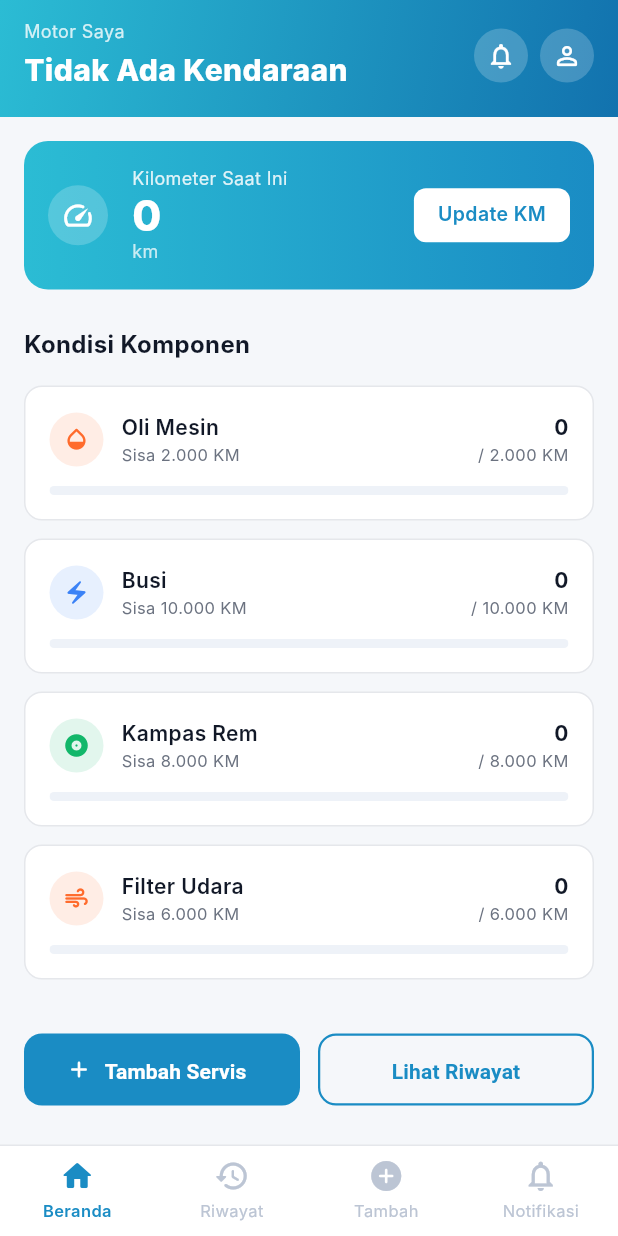
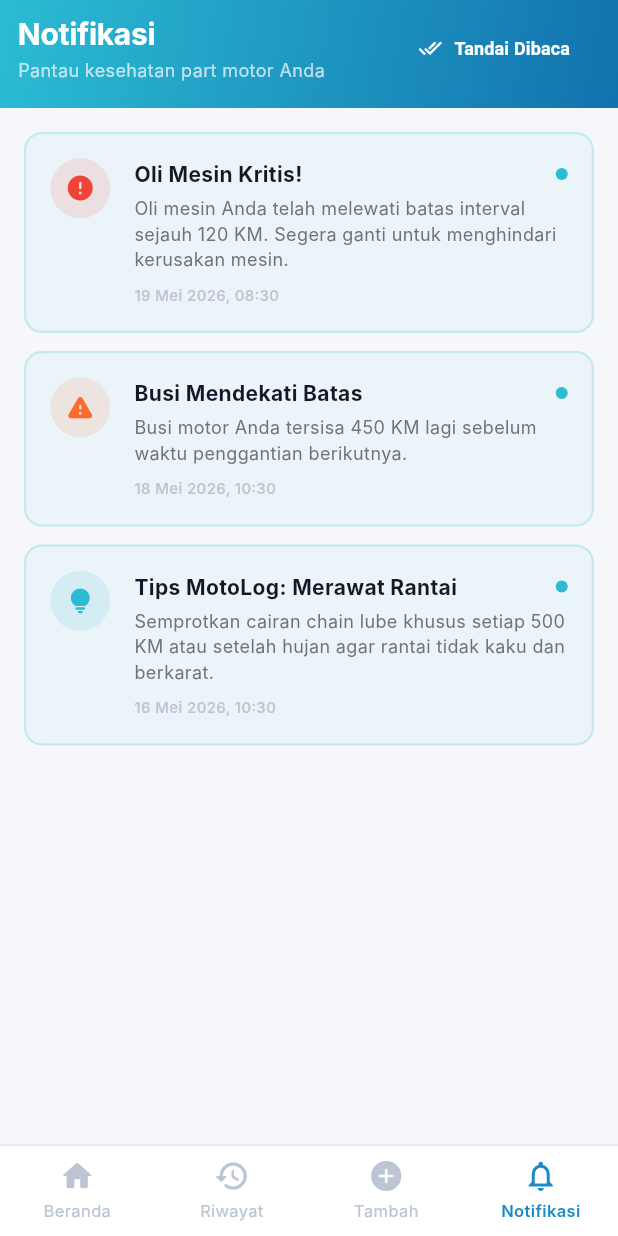
Before and after one commit to muhtsabit/motolog_app, a Flutter app: the ServiceHistoryScreen screen opened by its route, after a tap on the "notifications" icon, on a phone screen of 412 x 824 dp. Run offline on Flutter 3.47's test engine with Material 3 defaults, Android fonts, the phone set to English and light mode, and no system bars; accounts and stored records are empty; Roboto replaces fonts that are missing (Inter).

Commit message:
Tambah halaman notif (hardcore mb)

```diff
--- a/lib/core/services/mock_db.dart
+++ b/lib/core/services/mock_db.dart
@@ -11,6 +11,7 @@
 
 import '../../models/motor_model.dart';
 import '../../models/service_model.dart';
+import '../../models/notification_model.dart';
 
 abstract class MockDB {
   // ── Users ─────────────────────────────────────────────
@@ -48,4 +49,31 @@ abstract class MockDB {
     'Vespa',
     'Lainnya',
   ];
+
+  static final List<NotificationModel> notifications = [
+    NotificationModel(
+      id: 'notif_1',
+      title: 'Oli Mesin Kritis!',
+      message:
+          'Oli mesin Anda telah melewati batas interval sejauh 120 KM. Segera ganti untuk menghindari kerusakan mesin.',
+      type: NotificationType.critical,
+      dateTime: DateTime.now().subtract(const Duration(hours: 2)),
+    ),
+    NotificationModel(
+      id: 'notif_2',
+      title: 'Busi Mendekati Batas',
+      message:
+          'Busi motor Anda tersisa 450 KM lagi sebelum waktu penggantian berikutnya.',
+      type: NotificationType.warning,
+      dateTime: DateTime.now().subtract(const Duration(days: 1)),
+    ),
+    NotificationModel(
+      id: 'notif_3',
+      title: 'Tips MotoLog: Merawat Rantai',
+      message:
+          'Semprotkan cairan chain lube khusus setiap 500 KM atau setelah hujan agar rantai tidak kaku dan berkarat.',
+      type: NotificationType.info,
+      dateTime: DateTime.now().subtract(const Duration(days: 3)),
+    ),
+  ];
 }
--- a/lib/core/state/app_state.dart
+++ b/lib/core/state/app_state.dart
@@ -15,6 +15,7 @@ import 'package:flutter/foundation.dart';
 import '../services/mock_db.dart'; // Pastikan path ini benar mengarah ke mock_db.dart yang diisi data
 import '../../models/motor_model.dart';
 import '../../models/service_model.dart';
+import '../../models/notification_model.dart';
 
 // ── Simple user model ─────────────────────────────────────────────────────────
 class AppUser {
@@ -186,6 +187,26 @@ class AppState extends ChangeNotifier {
     notifyListeners();
   }
 
+  List<NotificationModel> get notifications => MockDB.notifications;
+
+  int get unreadNotificationCount =>
+      MockDB.notifications.where((n) => !n.isRead).length;
+
+  void markAllNotificationsAsRead() {
+    for (var notif in MockDB.notifications) {
+      notif.isRead = true;
+    }
+    notifyListeners();
+  }
+
+  void markNotificationAsRead(String id) {
+    final idx = MockDB.notifications.indexWhere((n) => n.id == id);
+    if (idx != -1) {
+      MockDB.notifications[idx].isRead = true;
+      notifyListeners();
+    }
+  }
+
   // ── Internal helpers ───────────────────────────────────
 
   void _loadMotors(String userId) {
--- a/lib/features/dashboard/dashboard_screen.dart
+++ b/lib/features/dashboard/dashboard_screen.dart
@@ -178,7 +178,6 @@ class _DashboardScreenState extends State<DashboardScreen> {
                 ),
               ),
 
-              // KODE TERBARU YANG SUDAH TERINTEGRASI NAVIGASI:
               DashboardBottomNav(
                 selectedIndex: _selectedIndex,
                 onTap: (i) {
--- a/lib/features/dashboard/widgets/dashboard_app_bar.dart
+++ b/lib/features/dashboard/widgets/dashboard_app_bar.dart
@@ -54,7 +54,12 @@ class DashboardAppBar extends StatelessWidget {
               ],
             ),
           ),
-          _AppBarIconButton(icon: Icons.notifications_outlined, onTap: () {}),
+          _AppBarIconButton(
+            icon: Icons.notifications_outlined,
+            onTap: () {
+              Navigator.pushNamed(context, AppRoutes.reminder);
+            },
+          ),
           const SizedBox(width: AppConstants.spaceXS),
           _AppBarIconButton(
             icon: Icons.person_outline_rounded,
--- /dev/null
+++ b/lib/features/notification/notification_screen.dart
@@ -0,0 +1,323 @@
+// lib/features/notification/notification_screen.dart
+
+import 'package:flutter/material.dart';
+import 'package:intl/intl.dart';
+import '../../core/constants/app_constants.dart';
+import '../../core/constants/app_routes.dart';
+import '../../core/theme/app_colors.dart';
+import '../../core/state/app_state.dart';
+import '../../models/notification_model.dart';
+import '../dashboard/widgets/dashboard_bottom_nav.dart'; // Re-use botnav lama
+
+class NotificationScreen extends StatefulWidget {
+  const NotificationScreen({super.key});
+
+  @override
+  State<NotificationScreen> createState() => _NotificationScreenState();
+}
+
+class _NotificationScreenState extends State<NotificationScreen> {
+  final int _selectedNav = 3; // Tab Notifikasi Aktif
+
+  @override
+  Widget build(BuildContext context) {
+    final screenWidth = MediaQuery.sizeOf(context).width;
+    final contentWidth = screenWidth > 520 ? 480.0 : screenWidth - 32.0;
+    final hPad = (screenWidth - contentWidth) / 2;
+
+    return Scaffold(
+      backgroundColor: AppColors.background,
+      body: ListenableBuilder(
+        listenable: AppState.instance,
+        builder: (context, _) {
+          final notifList = AppState.instance.notifications;
+
+          return Column(
+            children: [
+              // ── AppBar Gradient ───────────────────────────
+              _NotificationAppBar(
+                hPad: hPad,
+                hasUnread: AppState.instance.unreadNotificationCount > 0,
+                onReadAll: () => AppState.instance.markAllNotificationsAsRead(),
+              ),
+
+              // ── Main Content ──────────────────────────────
+              Expanded(
+                child: notifList.isEmpty
+                    ? const _EmptyNotificationState()
+                    : ListView.builder(
+                        padding: EdgeInsets.fromLTRB(
+                          hPad,
+                          AppConstants.spaceMD,
+                          hPad,
+                          MediaQuery.paddingOf(context).bottom +
+                              AppConstants.spaceLG,
+                        ),
+                        itemCount: notifList.length,
+                        itemBuilder: (context, i) {
+                          final notif = notifList[i];
+                          return _NotificationCard(
+                            notification: notif,
+                            onTap: () => AppState.instance
+                                .markNotificationAsRead(notif.id),
+                          );
+                        },
+                      ),
+              ),
+
+              // ── Bottom Navigation Bar ─────────────────────
+              DashboardBottomNav(
+                selectedIndex: _selectedNav,
+                onTap: (i) {
+                  if (i == 0)
+                    Navigator.pushReplacementNamed(
+                      context,
+                      AppRoutes.dashboard,
+                    );
+                  if (i == 1)
+                    Navigator.pushReplacementNamed(
+                      context,
+                      AppRoutes.serviceHistory,
+                    );
+                  if (i == 2)
+                    Navigator.pushNamed(context, AppRoutes.addService);
+                },
+              ),
+            ],
+          );
+        },
+      ),
+    );
+  }
+}
+
+// ── SUB-WIDGET: APP BAR ──────────────────────────────────────────────────────
+class _NotificationAppBar extends StatelessWidget {
+  final double hPad;
+  final bool hasUnread;
+  final VoidCallback onReadAll;
+
+  const _NotificationAppBar({
+    required this.hPad,
+    required this.hasUnread,
+    required this.onReadAll,
+  });
+
+  @override
+  Widget build(BuildContext context) {
+    return Container(
+      width: double.infinity,
+      decoration: const BoxDecoration(
+        gradient: LinearGradient(
+          begin: Alignment.topLeft,
+          end: Alignment.bottomRight,
+          colors: [Color(0xFF2BBCD4), Color(0xFF1272AE)],
+        ),
+      ),
+      padding: EdgeInsets.fromLTRB(
+        AppConstants.spaceSM,
+        MediaQuery.paddingOf(context).top + AppConstants.spaceXS,
+        hPad,
+        AppConstants.spaceMD,
+      ),
+      child: Row(
+        mainAxisAlignment: MainAxisAlignment.spaceBetween,
+        children: [
+          const Column(
+            crossAxisAlignment: CrossAxisAlignment.start,
+            children: [
+              Text(
+                'Notifikasi',
+                style: TextStyle(
+                  fontSize: 20,
+                  fontWeight: FontWeight.w700,
+                  color: Colors.white,
+                  letterSpacing: -0.2,
+                ),
+              ),
+              Text(
+                'Pantau kesehatan part motor Anda',
+                style: TextStyle(fontSize: 12, color: Colors.white70),
+              ),
+            ],
+          ),
+          if (hasUnread)
+            TextButton.icon(
+              onPressed: onReadAll,
+              icon: const Icon(
+                Icons.done_all_rounded,
+                color: Colors.white,
+                size: 16,
+              ),
+              label: const Text(
+                'Tandai Dibaca',
+                style: TextStyle(
+                  color: Colors.white,
+                  fontSize: 12,
+                  fontWeight: FontWeight.w600,
+                ),
+              ),
+            ),
+        ],
+      ),
+    );
+  }
+}
+
+// ── SUB-WIDGET: NOTIFICATION CARD ITEM ───────────────────────────────────────
+class _NotificationCard extends StatelessWidget {
+  final NotificationModel notification;
+  final VoidCallback onTap;
+
+  const _NotificationCard({required this.notification, required this.onTap});
+
+  @override
+  Widget build(BuildContext context) {
+    return GestureDetector(
+      onTap: onTap,
+      child: AnimatedContainer(
+        duration: const Duration(milliseconds: 200),
+        margin: const EdgeInsets.only(bottom: AppConstants.spaceSM),
+        padding: const EdgeInsets.all(AppConstants.spaceMD),
+        decoration: BoxDecoration(
+          // Jika belum dibaca, beri background biru/teal ultra tipis transparan
+          color: notification.isRead
+              ? Colors.white
+              : const Color(0xFF2BBCD4).withOpacity(0.05),
+          borderRadius: BorderRadius.circular(AppConstants.radiusMD),
+          border: Border.all(
+            color: notification.isRead
+                ? AppColors.border
+                : const Color(0xFF2BBCD4).withOpacity(0.2),
+            width: notification.isRead ? 1.0 : 1.5,
+          ),
+        ),
+        child: Row(
+          crossAxisAlignment: CrossAxisAlignment.start,
+          children: [
+            // Icon Indikator Kategori Bulat melengkung
+            Container(
+              padding: const EdgeInsets.all(10),
+              decoration: BoxDecoration(
+                color: notification.color.withOpacity(0.12),
+                shape: BoxShape.circle,
+              ),
+              child: Icon(
+                notification.icon,
+                color: notification.color,
+                size: 20,
+              ),
+            ),
+            const SizedBox(width: AppConstants.spaceMD),
+
+            // Detail Pesan Teks
+            Expanded(
+              child: Column(
+                crossAxisAlignment: CrossAxisAlignment.start,
+                children: [
+                  Row(
+                    mainAxisAlignment: MainAxisAlignment.spaceBetween,
+                    children: [
+                      Text(
+                        notification.title,
+                        style: TextStyle(
+                          fontSize: 14,
+                          fontWeight: notification.isRead
+                              ? FontWeight.w600
+                              : FontWeight.w700,
+                          color: AppColors.textPrimary,
+                        ),
+                      ),
+                      // Dot penanda belum dibaca di pojok kanan atas judul
+                      if (!notification.isRead)
+                        Container(
+                          width: 8,
+                          height: 8,
+                          decoration: const BoxDecoration(
+                            color: Color(0xFF2BBCD4),
+                            shape: BoxShape.circle,
+                          ),
+                        ),
+                    ],
+                  ),
+                  const SizedBox(height: 4),
+                  Text(
+                    notification.message,
+                    style: const TextStyle(
+                      fontSize: 12,
+                      color: AppColors.textSecondary,
+                      height: 1.4,
+                    ),
+                  ),
+                  const SizedBox(height: 8),
+                  Text(
+                    DateFormat(
+                      'd MMM yyyy, HH:mm',
+                      'id_ID',
+                    ).format(notification.dateTime),
+                    style: const TextStyle(
+                      fontSize: 10,
+                      color: AppColors.textDisabled,
+                      fontWeight: FontWeight.w500,
+                    ),
+                  ),
+                ],
+              ),
+            ),
+          ],
+        ),
+      ),
+    );
+  }
+}
+
+// ── SUB-WIDGET: EMPTY STATE NOTIFIKASI ───────────────────────────────────────
+class _EmptyNotificationState extends StatelessWidget {
+  const _EmptyNotificationState();
+
+  @override
+  Widget build(BuildContext context) {
+    return Center(
+      child: Padding(
+        padding: const EdgeInsets.all(AppConstants.spaceXL),
+        child: Column(
+          mainAxisAlignment: MainAxisAlignment.center,
+          children: [
+            Container(
+              width: 80,
+              height: 80,
+              decoration: BoxDecoration(
+                color: AppColors.primary.withOpacity(0.1),
+                shape: BoxShape.circle,
+              ),
+              child: const Icon(
+                Icons.notifications_none_rounded,
+                color: AppColors.primary,
+                size: 40,
+              ),
+            ),
+            const SizedBox(height: AppConstants.spaceLG),
+            const Text(
+              'Belum Ada Notifikasi',
+              style: TextStyle(
+                fontSize: 16,
+                fontWeight: FontWeight.bold,
+                color: AppColors.textPrimary,
+              ),
+            ),
+            const SizedBox(height: 6),
+            const Text(
+              'Semua pemberitahuan kondisi komponen motor Anda akan muncul di halaman ini.',
+              textAlign: TextAlign.center,
+              style: TextStyle(
+                fontSize: 12,
+                color: AppColors.textSecondary,
+                height: 1.5,
+              ),
+            ),
+          ],
+        ),
+      ),
+    );
+  }
+}
--- a/lib/features/service/widgets/add_service_app_bar.dart
+++ b/lib/features/service/widgets/add_service_app_bar.dart
@@ -1,5 +1,4 @@
 import 'package:flutter/material.dart';
-import '../../../core/constants/app_constants.dart';
 
 class AddServiceAppBar extends StatelessWidget {
   const AddServiceAppBar({super.key});
--- a/lib/main.dart
+++ b/lib/main.dart
@@ -2,7 +2,7 @@
 
 import 'package:flutter/material.dart';
 import 'package:flutter/services.dart';
-import 'package:intl/date_symbol_data_local.dart'; // ◄── 1. WAJIB TAMBAH IMPORT INI
+import 'package:intl/date_symbol_data_local.dart';
 import 'core/theme/app_theme.dart';
 import 'core/constants/app_routes.dart';
 
@@ -16,9 +16,9 @@ import 'features/motor/add_motor_screen.dart';
 import 'features/dashboard/dashboard_screen.dart';
 import 'features/service/service_history_screen.dart';
 import 'features/service/add_service_screen.dart';
+import 'features/notification/notification_screen.dart';
 
 void main() async {
-  // ◄── 2. UBAH MENJADI ASYNC
   WidgetsFlutterBinding.ensureInitialized();
 
   // ◄── 3. WAJIB INITIALIZE BAHASA INDONESIA SEBELUM RUNAPP
@@ -63,6 +63,7 @@ class MotoLogApp extends StatelessWidget {
           AppRoutes.dashboard: (_) => const DashboardScreen(),
           AppRoutes.serviceHistory: (_) => const ServiceHistoryScreen(),
           AppRoutes.addService: (_) => const AddServiceScreen(),
+          AppRoutes.reminder: (_) => const NotificationScreen(),
         };
 
         final builder = routes[settings.name];
--- /dev/null
+++ b/lib/models/notification_model.dart
@@ -0,0 +1,47 @@
+// lib/models/notification_model.dart
+
+import 'package:flutter/material.dart';
+
+enum NotificationType { critical, warning, info }
+
+class NotificationModel {
+  final String id;
+  final String title;
+  final String message;
+  final NotificationType type;
+  final DateTime dateTime;
+  bool isRead;
+
+  NotificationModel({
+    required this.id,
+    required this.title,
+    required this.message,
+    required this.type,
+    required this.dateTime,
+    this.isRead = false,
+  });
+
+  // Getter untuk menentukan Icon berdasarkan tipe notifikasi
+  IconData get icon {
+    switch (type) {
+      case NotificationType.critical:
+        return Icons.error_rounded;
+      case NotificationType.warning:
+        return Icons.warning_rounded;
+      case NotificationType.info:
+        return Icons.lightbulb_rounded;
+    }
+  }
+
+  // Getter untuk warna aksen
+  Color get color {
+    switch (type) {
+      case NotificationType.critical:
+        return const Color(0xFFF04438); // Merah / Danger
+      case NotificationType.warning:
+        return const Color(0xFFFF6B2C); // Oranye / Warning
+      case NotificationType.info:
+        return const Color(0xFF2BBCD4); // Teal / Primary
+    }
+  }
+}
```
Also changed, not shown: lib/features/notification/widgets/reminder_card.dart (added), lib/features/reminder/widgets/reminder_card.dart (deleted).
